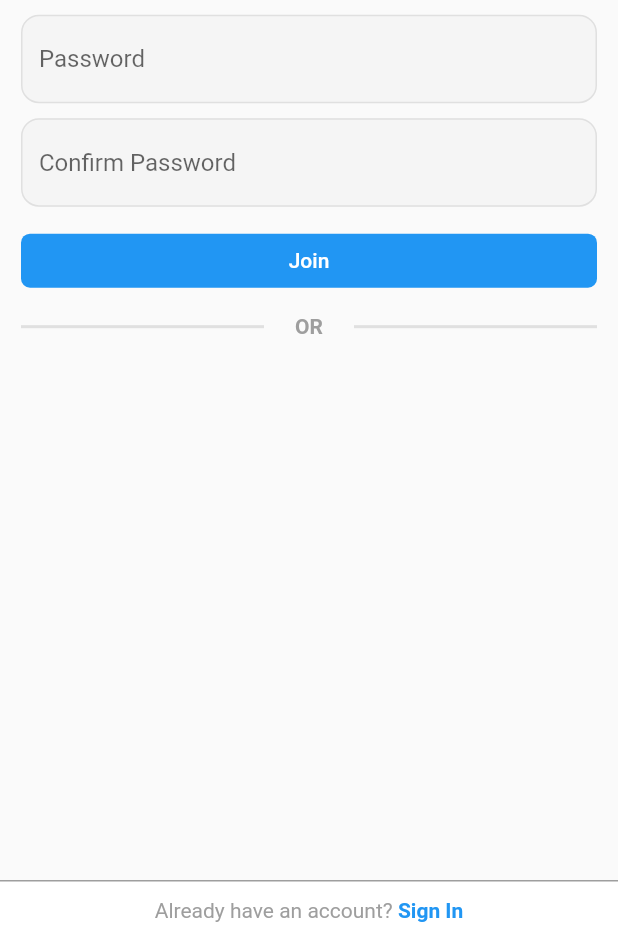
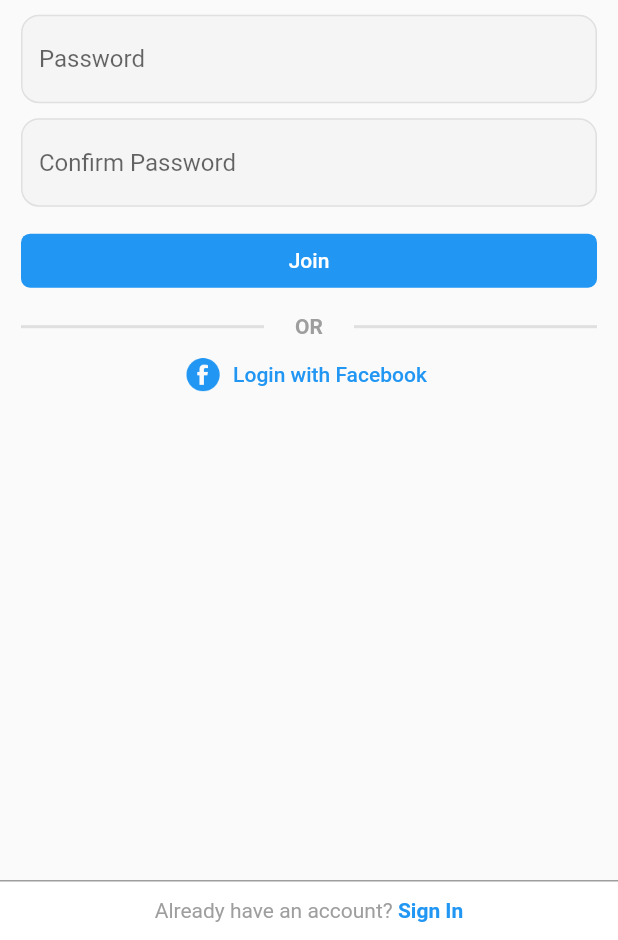
Before and after one commit to tintoll/instagram_flutter, a Flutter app: the screen it shows after launch, on a phone screen of 412 x 824 dp, the part 296-1236 px from its top. Run offline on Flutter 3.47's test engine with Material 2 defaults, Android fonts, the phone set to English and light mode, and no system bars; our stand-ins replace cached_network_image.

Commit message:
make fasebook login button

```diff
--- a/lib/widgets/sign_up_form.dart
+++ b/lib/widgets/sign_up_form.dart
@@ -82,7 +82,26 @@ class _SignUpFormState extends State<SignUpForm> {
               SizedBox(
                 height: common_s_gap,
               ),
-              FlatButton(
+              _submitButton(context),
+              SizedBox(
+                height: common_s_gap,
+              ),
+              _orDivider(),
+              FlatButton.icon(
+                onPressed: () {},
+                textColor: Colors.blue,
+                icon: ImageIcon(AssetImage('assets/images/facebook.png')),
+                label: Text("Login with Facebook"),
+              )
+            ],
+          ),
+        ),
+      ),
+    );
+  }
+
+  FlatButton _submitButton(BuildContext context) {
+    return FlatButton(
       onPressed: () {
         if (_formKey.currentState.validate()) {
           Navigator.of(context).pushReplacement(
@@ -100,11 +119,11 @@ class _SignUpFormState extends State<SignUpForm> {
         'Join',
         style: TextStyle(color: Colors.white),
       ),
-              ),
-              SizedBox(
-                height: common_s_gap,
-              ),
-              Stack(
+    );
+  }
+
+  Stack _orDivider() {
+    return Stack(
       alignment: Alignment.center,
       children: [
         Positioned(
@@ -123,15 +142,10 @@ class _SignUpFormState extends State<SignUpForm> {
         ),
         Text(
           'OR',
-                    style: TextStyle(
-                        color: Colors.grey[500], fontWeight: FontWeight.bold),
+          style:
+              TextStyle(color: Colors.grey[500], fontWeight: FontWeight.bold),
         )
       ],
-              )
-            ],
-          ),
-        ),
-      ),
     );
   }
 
```
Lines whose indentation alone changed are shown as unchanged.
